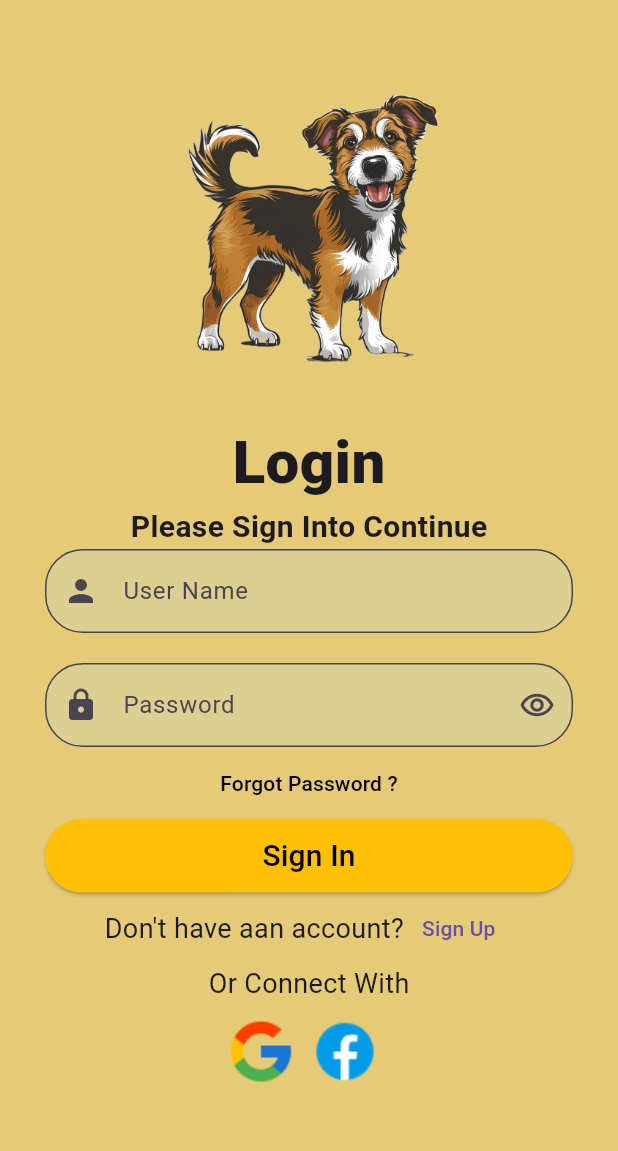
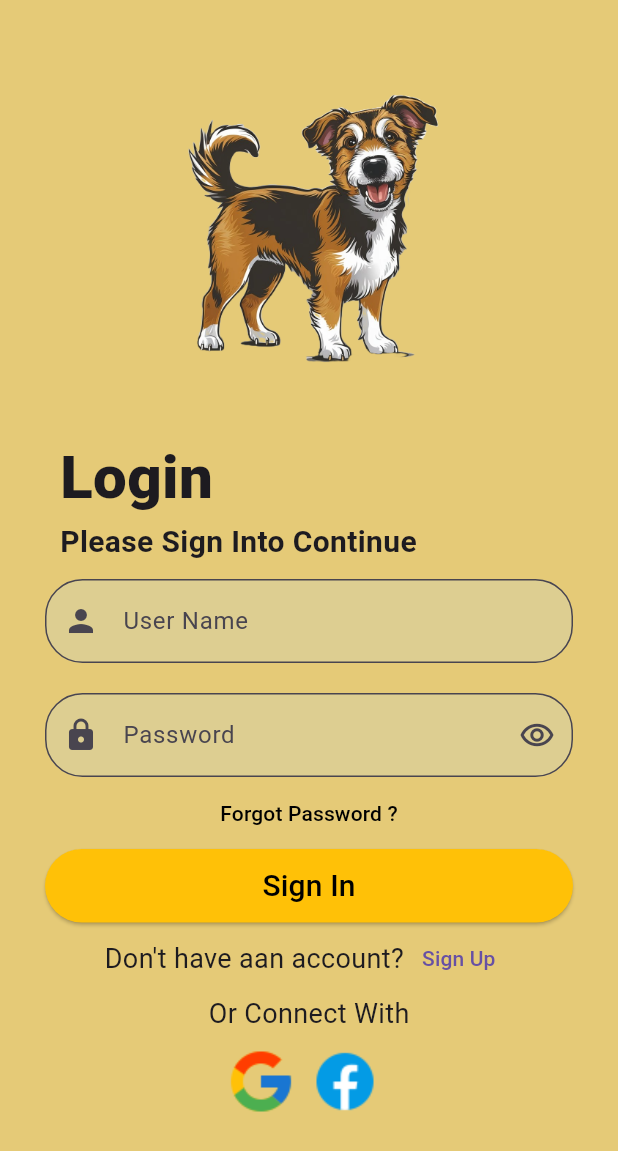
Before and after one commit to Dileesha-Lakshan07/capstone_project, a Flutter app: the screen it shows after launch, on a phone screen of 412 x 824 dp. Shown: the top 1151 px of the screen. Run offline on Flutter 3.47's test engine with Material 3 defaults, Android fonts, the phone set to English and light mode, and no system bars.

Commit message:
Align header part in login page.

```diff
--- a/dileesha/frontend/lib/login.dart
+++ b/dileesha/frontend/lib/login.dart
@@ -40,11 +40,16 @@ class _loginState extends State<login> {
   }
 
   _header(context){
-    return Column(
-      children: <Widget>[
-        Text("Login",style: TextStyle(fontSize: 40,fontWeight: FontWeight.w900),textAlign:TextAlign.left),
-        Text("Please Sign Into Continue",style: TextStyle(fontSize: 20,fontWeight: FontWeight.bold)),
-      ],
+    return Container(
+      width: 600,
+      padding: EdgeInsets.all(10),
+      child: Column(
+        crossAxisAlignment: CrossAxisAlignment.start,
+        children: <Widget>[
+          Text("Login",style: TextStyle(fontSize: 40,fontWeight: FontWeight.w900),textAlign:TextAlign.left),
+          Text("Please Sign Into Continue",style: TextStyle(fontSize: 20,fontWeight: FontWeight.bold)),
+        ],
+      ),
     );
   }
 
--- a/dileesha/frontend/lib/main.dart
+++ b/dileesha/frontend/lib/main.dart
@@ -1,5 +1,4 @@
 import 'package:flutter/material.dart';
-import 'package:frontend/signUp.dart';
 import 'login.dart';
 
 void main(){
```
